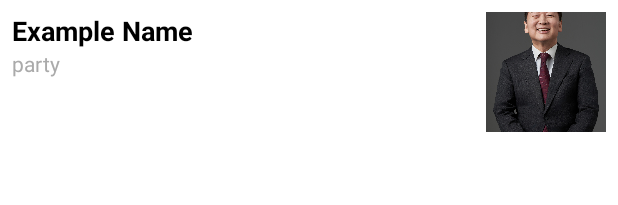
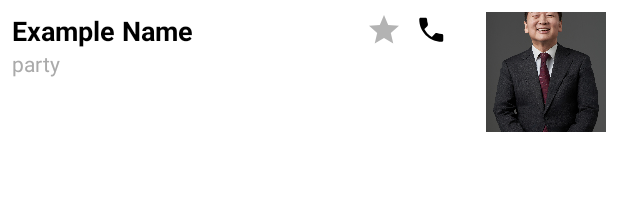
Before and after one commit to jh-benjamin/madcamp_1week, an Android app built with Jetpack Compose: the layout item_person.xml on its own in the app's theme, with its tools: preview values and no code run, on a phone screen of 412 x 824 dp. Shown: the top 205 px of the screen. Run offline under Robolectric (Android 15) with nearby library versions, the phone set to English and light mode, and no system bars.

Commit message:
main fix

```diff
--- a/app/src/main/java/com/example/madcamp_week1/MainActivity.kt
+++ b/app/src/main/java/com/example/madcamp_week1/MainActivity.kt
@@ -11,6 +11,7 @@ import androidx.navigation.ui.setupWithNavController
 import androidx.viewpager2.widget.ViewPager2
 import com.example.madcamp_week1.databinding.ActivityMainBinding
 import com.example.madcamp_week1.ui.MainViewPagerAdapter
+import androidx.fragment.app.Fragment
 
 class MainActivity : AppCompatActivity() {
 
@@ -19,10 +20,8 @@ class MainActivity : AppCompatActivity() {
 
     override fun onCreate(savedInstanceState: Bundle?) {
         super.onCreate(savedInstanceState)
-
         binding = ActivityMainBinding.inflate(layoutInflater)
         setContentView(binding.root)
-
 
         val navView: BottomNavigationView = binding.navView
         val viewPager = binding.viewPager
@@ -43,6 +42,7 @@ class MainActivity : AppCompatActivity() {
             true
         }
 
+
         // ViewPager 페이지 변경 시 BottomNavigationView 탭 변경
         viewPager.registerOnPageChangeCallback(object : ViewPager2.OnPageChangeCallback() {
             override fun onPageSelected(position: Int) {
--- a/app/src/main/java/com/example/madcamp_week1/model/Person.kt
+++ b/app/src/main/java/com/example/madcamp_week1/model/Person.kt
@@ -7,5 +7,6 @@ data class Person (
     val tel: String,
     val office: String,
     val email: String,
-    val attendance: Double
+    val attendance: Double,
+    var isFavorite: Boolean = false
 )
--- /dev/null
+++ b/app/src/main/res/drawable/ic_phone.xml
@@ -0,0 +1,9 @@
+<vector xmlns:android="http://schemas.android.com/apk/res/android"
+    android:width="24dp"
+    android:height="24dp"
+    android:viewportWidth="24"
+    android:viewportHeight="24">
+    <path
+        android:fillColor="#FF000000"
+        android:pathData="M6.6,10.8c1.2,2.4 2.9,4.4 5.3,5.8l2.2,-2.2c0.4,-0.4 1.1,-0.4 1.6,-0.2c0.8,0.3 1.8,0.5 2.8,0.5c0.6,0 1,0.4 1,1v3.2c0,0.6 -0.4,1 -1,1c-8.3,0 -15,-6.7 -15,-15c0,-0.6 0.4,-1 1,-1h3.2c0.6,0 1,0.4 1,1c0,1 0.2,2 0.5,2.8c0.2,0.5 0.1,1.1 -0.2,1.6l-2.2,2.2z" />
+</vector>
--- /dev/null
+++ b/app/src/main/res/drawable/ic_star_outline.xml
@@ -0,0 +1,10 @@
+<vector xmlns:android="http://schemas.android.com/apk/res/android"
+    android:width="24dp"
+    android:height="24dp"
+    android:viewportWidth="24"
+    android:viewportHeight="24">
+    <path
+        android:fillColor="#FF000000"
+        android:pathData="M12,17.27L18.18,21l-1.64,-7.03L22,9.24l-7.19,-.61L12,2 9.19,8.63 2,9.24l5.46,4.73L5.82,21z"
+        android:fillAlpha="0.3" />
+</vector>
--- a/app/src/main/res/layout/fragment_home.xml
+++ b/app/src/main/res/layout/fragment_home.xml
@@ -3,8 +3,7 @@
     xmlns:app="http://schemas.android.com/apk/res-auto"
     xmlns:tools="http://schemas.android.com/tools"
     android:layout_width="match_parent"
-    android:layout_height="match_parent"
-    tools:context=".ui.home.HomeFragment">
+    android:layout_height="match_parent">
 
     <androidx.recyclerview.widget.RecyclerView
         android:id="@+id/recycler_view_home"
--- a/app/src/main/res/layout/item_person.xml
+++ b/app/src/main/res/layout/item_person.xml
@@ -7,8 +7,6 @@
     android:padding="8dp">
 
     <!-- 텍스트 영역 -->
-
-    <!-- 이미지 영역 -->
     <LinearLayout
         android:layout_width="0dp"
         android:layout_height="wrap_content"
@@ -31,8 +29,32 @@
             android:textColor="@android:color/darker_gray"
             android:textSize="14sp"
             android:text="party"/>
+
+        <TextView
+            android:id="@+id/person_phone"
+            android:layout_width="wrap_content"
+            android:layout_height="wrap_content"
+            android:textSize="14sp"
+            android:textColor="@android:color/black" />
     </LinearLayout>
 
+    <!-- 별 모양 -->
+    <ImageView
+        android:id="@+id/favorite_star"
+        android:layout_width="24dp"
+        android:layout_height="24dp"
+        android:layout_marginEnd="8dp"
+        android:src="@drawable/ic_star_outline" />
+
+    <!-- 전화기 아이콘 -->
+    <ImageView
+        android:id="@+id/phone_icon"
+        android:layout_width="24dp"
+        android:layout_height="24dp"
+        android:layout_marginEnd="8dp"
+        android:src="@drawable/ic_phone" />
+
+    <!-- 이미지 영역 -->
     <ImageView
         android:id="@+id/person_image"
         android:layout_width="80dp"
```
Also changed, not shown: app/src/main/java/com/example/madcamp_week1/ui/home/PersonAdapter.kt (+30 -0 lines), app/src/main/res/drawable/ic_star_filled.xml (added, +9 -0 lines).
